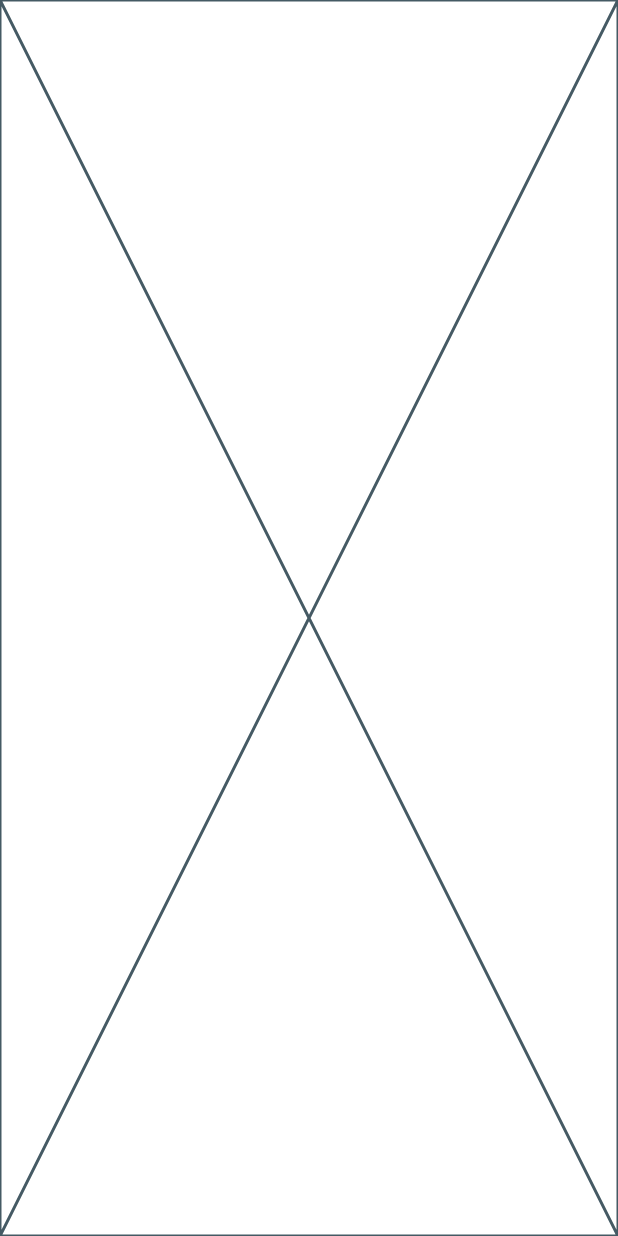
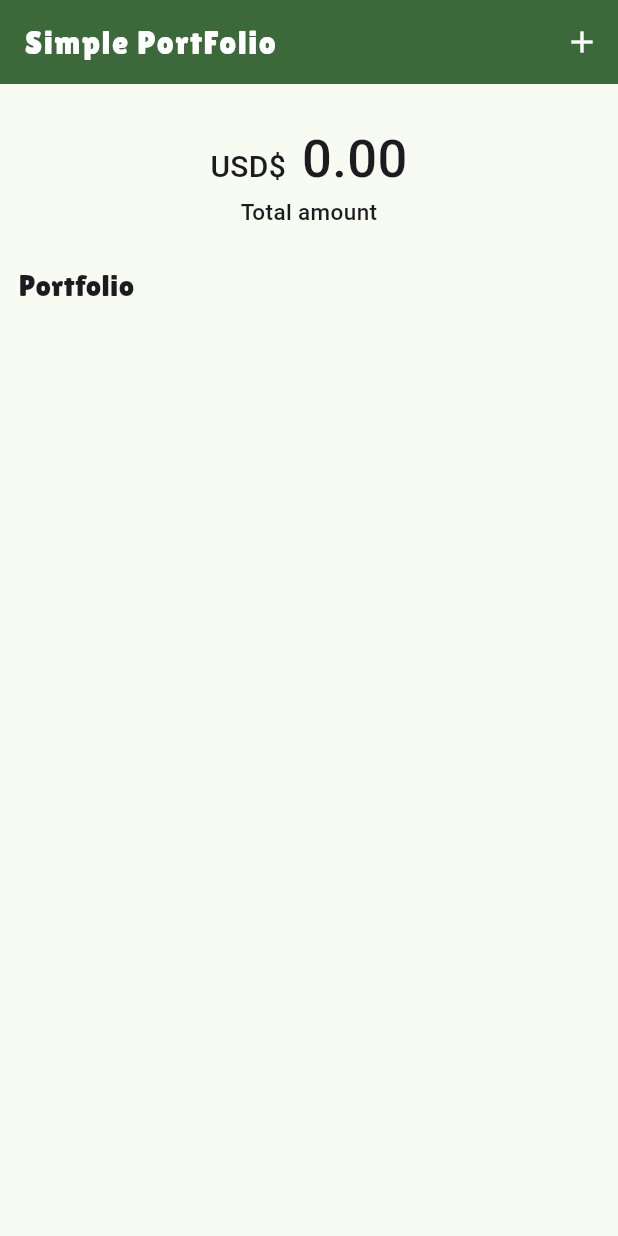
Before and after one commit to RafaelZapicoDev/crypto_getx, a Flutter app: the screen it shows after launch, on a phone screen of 412 x 824 dp. Run offline on Flutter 3.47's test engine with Material 3 defaults, Android fonts, the phone set to English and light mode, and no system bars; our stand-ins replace dio, get, google_fonts; network calls fail.

Commit message:
basic project

```diff
--- /dev/null
+++ b/lib/controllers/assets_controller.dart
@@ -0,0 +1,59 @@
+import 'package:crypto_getx/models/api_response.dart';
+import 'package:crypto_getx/models/coin_data.dart';
+import 'package:crypto_getx/models/tracked_asset.dart';
+import 'package:crypto_getx/services/http_service.dart';
+import 'package:get/get.dart';
+
+class AssetsController extends GetxController {
+  RxList<CoinData> coinData = <CoinData>[].obs;
+  RxBool loading = false.obs;
+  RxList<TrackedAsset> trackedAssets = <TrackedAsset>[].obs;
+
+  @override
+  void onInit() {
+    super.onInit();
+    _getAssets();
+  }
+
+  void addTrackedAsset(String name, double amount) {
+    trackedAssets.add(
+      TrackedAsset(
+        name: name,
+        amount: amount,
+      ),
+    );
+  }
+
+  Future<void> _getAssets() async {
+    loading.value = true;
+    HttpService httpService = Get.find();
+    var responseData = await httpService.get("currencies");
+    CurrenciesListAPIResponse currenciesListAPIResponse =
+        CurrenciesListAPIResponse.fromJson(responseData);
+    coinData.value = currenciesListAPIResponse.data ?? [];
+    loading.value = false;
+  }
+
+  double getPortfolioValue() {
+    if (trackedAssets.isEmpty) {
+      return 0;
+    }
+    if (coinData.isEmpty) {
+      return 0;
+    }
+    double value = 0;
+    for (TrackedAsset asset in trackedAssets) {
+      value += getAssetPrice(asset.name!) * asset.amount!;
+    }
+    return value;
+  }
+
+  double getAssetPrice(String name) {
+    CoinData? data = getCoinData(name);
+    return data?.values!.uSD?.price?.toDouble() ?? 0;
+  }
+
+  CoinData? getCoinData(String name) {
+    return coinData.firstWhereOrNull((e) => e.name == name);
+  }
+}
--- a/lib/main.dart
+++ b/lib/main.dart
@@ -1,24 +1,34 @@
 import 'package:crypto_getx/pages/home.dart';
+import 'package:crypto_getx/utils.dart';
+import 'package:crypto_getx/controllers/assets_controller.dart';
+
 import 'package:flutter/material.dart';
 import 'package:get/get_navigation/src/root/get_material_app.dart';
+import 'package:google_fonts/google_fonts.dart';
 
-void main() {
+void main() async {
+  await registerServices();
+  await registerControllers();
   runApp(const MyApp());
 }
 
 class MyApp extends StatelessWidget {
   const MyApp({super.key});
 
-  // This widget is the root of your application.
   @override
   Widget build(BuildContext context) {
     return GetMaterialApp(
+      debugShowCheckedModeBanner: false,
       title: 'Flutter Demo',
       theme: ThemeData(
-        colorScheme: ColorScheme.fromSeed(seedColor: Colors.deepPurple),
+        colorScheme: ColorScheme.fromSeed(seedColor: Colors.green),
         useMaterial3: true,
+        textTheme: GoogleFonts.lilitaOneTextTheme(),
       ),
-      home: const Home(),
+      routes: {
+        "/home": (context) => Home(),
+      },
+      initialRoute: "/home",
     );
   }
 }
--- a/lib/pages/home.dart
+++ b/lib/pages/home.dart
@@ -1,15 +1,155 @@
+import 'package:crypto_getx/controllers/assets_controller.dart';
+import 'package:crypto_getx/models/tracked_asset.dart';
+import 'package:crypto_getx/utils.dart';
+import 'package:crypto_getx/widgets/add_asset_dialog.dart';
 import 'package:flutter/material.dart';
+import 'package:get/get.dart';
 
-class Home extends StatefulWidget {
-  const Home({super.key});
+class Home extends StatelessWidget {
+  AssetsController assetsController = Get.find();
+  Home({super.key});
 
   @override
-  State<Home> createState() => _HomeState();
-}
+  Widget build(BuildContext context) {
+    return Scaffold(
+      resizeToAvoidBottomInset: false,
+      appBar: _appbar(context),
+      body: _buildUI(context),
+    );
+  }
 
-class _HomeState extends State<Home> {
-  @override
-  Widget build(BuildContext context) {
-    return const Placeholder();
+  PreferredSizeWidget _appbar(BuildContext context) {
+    return AppBar(
+      backgroundColor: Theme.of(context).colorScheme.primary,
+      foregroundColor: Colors.white,
+      title: const Text(
+        "Simple PortFolio",
+        style: TextStyle(letterSpacing: 1),
+      ),
+      actions: [
+        IconButton(
+          onPressed: () {
+            Get.dialog(AddAssetDialog());
+          },
+          icon: const Icon(Icons.add),
+        ),
+      ],
+    );
+  }
+
+  Widget _buildUI(BuildContext context) {
+    return SafeArea(
+        child: Obx(
+      () => Column(
+        children: [_portfolioValue(context), _trackedAssetsList(context)],
+      ),
+    ));
+  }
+
+  Widget _portfolioValue(BuildContext context) {
+    return Container(
+      width: MediaQuery.sizeOf(context).width,
+      margin: EdgeInsets.symmetric(
+          vertical: MediaQuery.sizeOf(context).height * 0.03),
+      child: Center(
+        child: Text.rich(
+          textAlign: TextAlign.center,
+          TextSpan(
+            children: [
+              const TextSpan(
+                text: "USD\$  ",
+                style: TextStyle(
+                  fontSize: 20,
+                  fontWeight: FontWeight.w500,
+                ),
+              ),
+              TextSpan(
+                text:
+                    "${assetsController.getPortfolioValue().toStringAsFixed(2)} \n",
+                style: const TextStyle(
+                  fontSize: 35,
+                  fontWeight: FontWeight.w500,
+                ),
+              ),
+              const TextSpan(
+                text: "Total amount",
+                style: TextStyle(
+                  fontSize: 15,
+                  fontWeight: FontWeight.w500,
+                ),
+              ),
+            ],
+          ),
+        ),
+      ),
+    );
+  }
+
+  Widget _trackedAssetsList(BuildContext context) {
+    return Padding(
+      padding: EdgeInsets.symmetric(
+          horizontal: MediaQuery.sizeOf(context).width * 0.03),
+      child: Column(
+        crossAxisAlignment: CrossAxisAlignment.start,
+        mainAxisAlignment: MainAxisAlignment.start,
+        children: [
+          SizedBox(
+            height: MediaQuery.sizeOf(context).height * 0.05,
+            child: const Text(
+              "Portfolio",
+              style: TextStyle(
+                fontSize: 20,
+                fontWeight: FontWeight.w500,
+              ),
+            ),
+          ),
+          SizedBox(
+            height: MediaQuery.sizeOf(context).height * 0.60,
+            child: ListView.builder(
+              itemCount: assetsController.trackedAssets.length,
+              itemBuilder: (context, index) {
+                TrackedAsset trackedAsset =
+                    assetsController.trackedAssets[index];
+                return ListTile(
+                  leading: Image.network(
+                    getCryptoImageUrl(trackedAsset.name!),
+                    width: 35,
+                    height: 35,
+                    errorBuilder: (context, error, stackTrace) {
+                      return Container(
+                        width: 35,
+                        height: 35,
+                        decoration: const BoxDecoration(
+                          color: Color.fromARGB(255, 255, 218, 7),
+                          shape: BoxShape.circle,
+                        ),
+                        child: const Center(
+                          child: Text(
+                            '\$',
+                            style: TextStyle(
+                              color: Colors.white,
+                              fontSize: 15,
+                              fontWeight: FontWeight.bold,
+                            ),
+                          ),
+                        ),
+                      );
+                    },
+                  ),
+                  title: Text(trackedAsset.name!),
+                  subtitle: Text(
+                    "USD: ${assetsController.getAssetPrice(trackedAsset.name!).toStringAsFixed(5)}",
+                  ),
+                  trailing: Text(
+                    trackedAsset.amount.toString(),
+                    style: const TextStyle(fontSize: 20),
+                  ),
+                );
+              },
+            ),
+          )
+        ],
+      ),
+    );
   }
 }
--- /dev/null
+++ b/lib/services/http_service.dart
@@ -0,0 +1,26 @@
+import 'package:crypto_getx/consts.dart';
+import 'package:dio/dio.dart';
+import 'package:flutter/material.dart';
+
+class HttpService {
+  final Dio _dio = Dio();
+  HttpService() {
+    _configureDio();
+  }
+
+  void _configureDio() {
+    _dio.options = BaseOptions(
+      baseUrl: "https://api.cryptorank.io/v1/",
+      queryParameters: {"api_key": CRYPTO_RANK_API_KEY},
+    );
+  }
+
+  Future<dynamic> get(String path) async {
+    try {
+      Response response = await _dio.get(path);
+      return response.data;
+    } catch (e) {
+      debugPrint(e.toString());
+    }
+  }
+}
```
Also changed, not shown: lib/utils.dart (added, +15 -0 lines), lib/widgets/add_asset_dialog.dart (added, +153 -0 lines), 1 other file.
